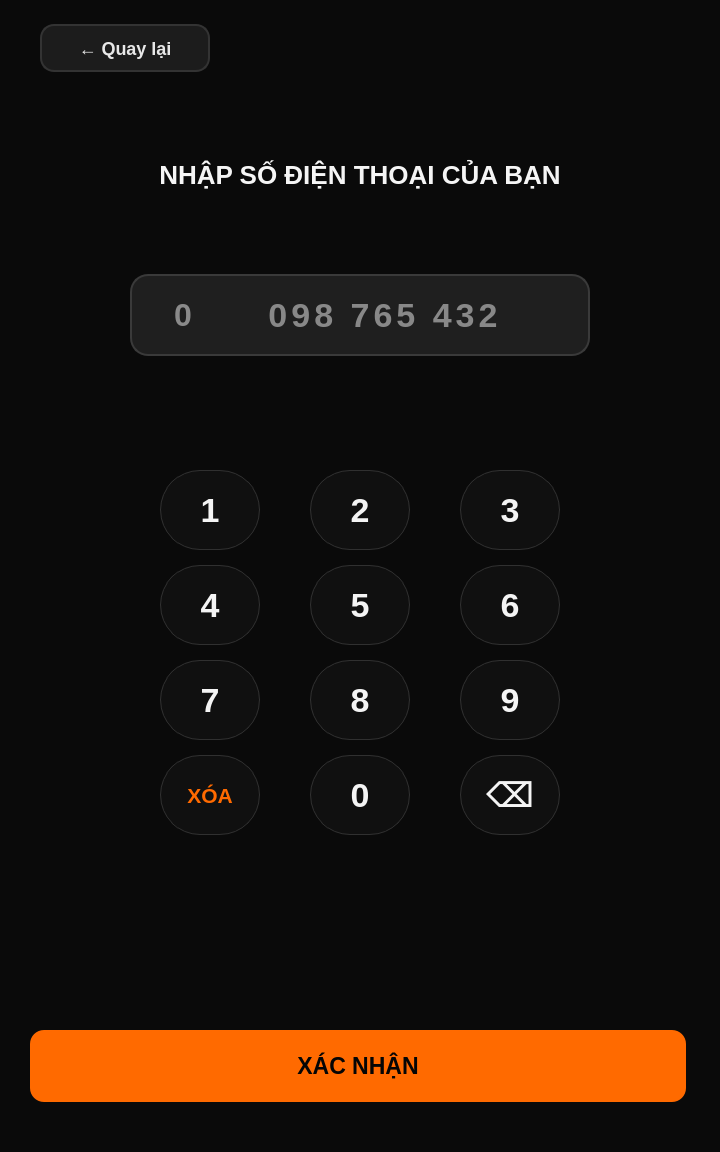
Above: raspi_app/ui/PhoneNumberInput.ui from nhatbx4002/SmartBox before the change. Below: the same form after it.
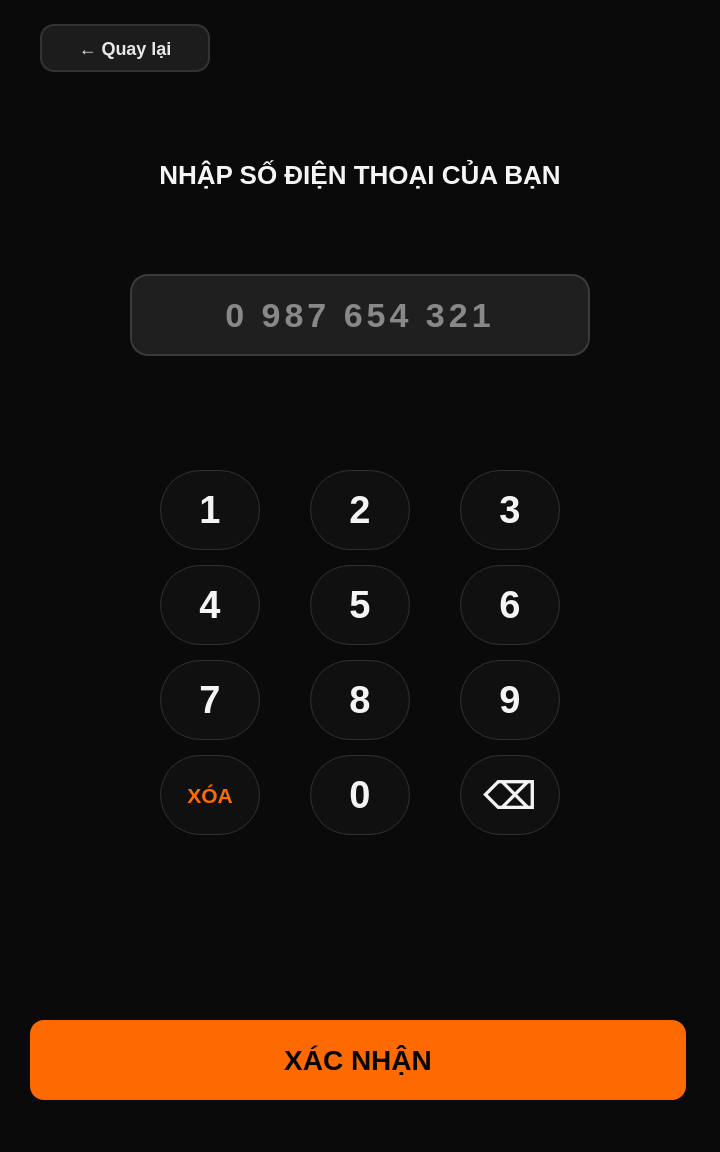
That is the form after the change.

Patch:
```diff
--- a/raspi_app/ui/PhoneNumberInput.ui
+++ b/raspi_app/ui/PhoneNumberInput.ui
@@ -30,7 +30,7 @@
     border: 1px solid #303030;
     border-radius: 40px;
     color: #F4F4F4;
-    font-size: 34px;
+    font-size: 38px;
     font-weight: 800;
 }
 
@@ -123,28 +123,12 @@
    <property name="frameShadow">
     <enum>QFrame::Shadow::Raised</enum>
    </property>
-    <widget class="QLabel" name="lblPrefix">
-     <property name="geometry">
-      <rect>
-       <x>28</x>
-       <y>16</y>
-       <width>50</width>
-       <height>50</height>
-      </rect>
-     </property>
-     <property name="text">
-      <string>0</string>
-     </property>
-    <property name="alignment">
-     <set>Qt::AlignmentFlag::AlignCenter</set>
-    </property>
-   </widget>
     <widget class="QLineEdit" name="lineEdit">
      <property name="geometry">
       <rect>
-       <x>80</x>
+       <x>20</x>
        <y>10</y>
-       <width>350</width>
+       <width>420</width>
        <height>62</height>
       </rect>
      </property>
@@ -161,7 +145,7 @@
       <set>Qt::AlignmentFlag::AlignCenter</set>
      </property>
      <property name="placeholderText">
-      <string>098 765 432</string>
+      <string>0 987 654 321</string>
      </property>
     </widget>
   </widget>
@@ -221,20 +205,20 @@
    <property name="geometry">
     <rect>
      <x>30</x>
-     <y>1030</y>
+       <y>1020</y>
      <width>656</width>
-     <height>72</height>
+       <height>80</height>
     </rect>
    </property>
    <property name="styleSheet">
     <string notr="true">QPushButton#btnConfirm {
-    background-color: #FF6A00;
-    border: none;
-    border-radius: 14px;
-    color: #050505;
-    font-size: 23px;
-    font-weight: 900;
-}
+     background-color: #FF6A00;
+     border: none;
+     border-radius: 14px;
+     color: #050505;
+     font-size: 28px;
+     font-weight: 900;
+ }
 </string>
    </property>
    <property name="text">
```
Lines whose indentation alone changed are shown as unchanged.
